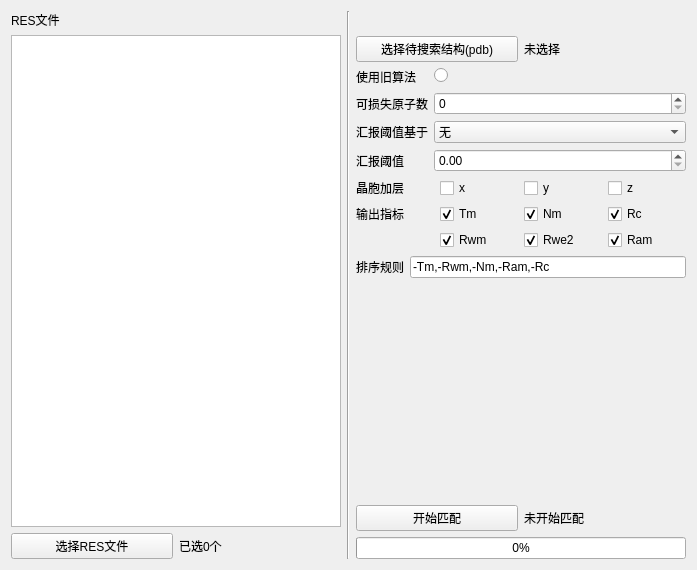
Above: crystaltoolgui/qt/tabresmatcher.ui from jingshenSN2/CrystalTool before the change. Below: the same form after it.
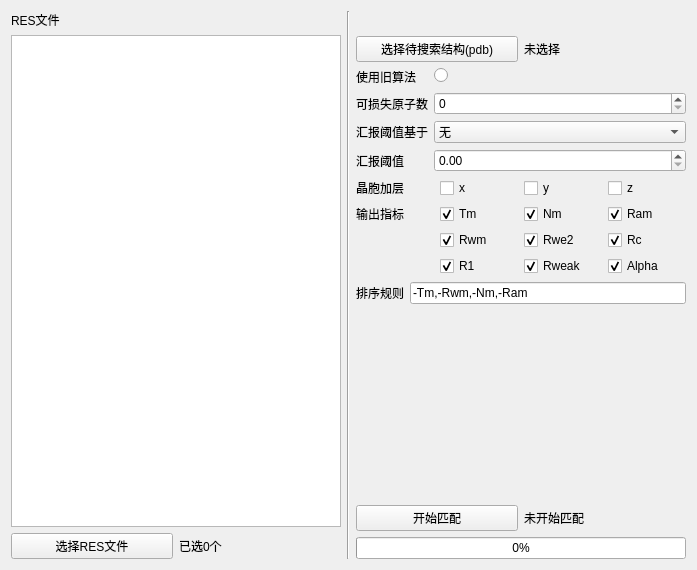
That is the form after the change.

Commit message: feat: 解析res文件中的R1, Rweak, Alpha

What changed in the file:
```diff
--- a/crystaltoolgui/qt/tabresmatcher.ui
+++ b/crystaltoolgui/qt/tabresmatcher.ui
@@ -204,14 +204,7 @@
         </item>
         <item>
             <layout class="QGridLayout" name="gL_match_output">
-                <item row="0" column="0">
-                    <widget class="QLabel" name="l_match_output">
-                        <property name="text">
-                            <string>输出指标</string>
-                        </property>
-                    </widget>
-                </item>
-                <item row="2" column="1">
+                <item row="4" column="1">
                     <widget class="QCheckBox" name="cB_Rwm">
                         <property name="text">
                             <string>Rwm</string>
@@ -221,7 +214,7 @@
                         </property>
                     </widget>
                 </item>
-                <item row="2" column="2">
+                <item row="4" column="2">
                     <widget class="QCheckBox" name="cB_Rwe2">
                         <property name="text">
                             <string>Rwe2</string>
@@ -231,7 +224,14 @@
                         </property>
                     </widget>
                 </item>
-                <item row="0" column="2">
+                <item row="1" column="0">
+                    <widget class="QLabel" name="l_match_output">
+                        <property name="text">
+                            <string>输出指标</string>
+                        </property>
+                    </widget>
+                </item>
+                <item row="1" column="2">
                     <widget class="QCheckBox" name="cB_Nm">
                         <property name="text">
                             <string>Nm</string>
@@ -241,7 +241,7 @@
                         </property>
                     </widget>
                 </item>
-                <item row="0" column="1">
+                <item row="1" column="1">
                     <widget class="QCheckBox" name="cB_Tm">
                         <property name="text">
                             <string>Tm</string>
@@ -251,7 +251,37 @@
                         </property>
                     </widget>
                 </item>
-                <item row="2" column="3">
+                <item row="5" column="1">
+                    <widget class="QCheckBox" name="cB_R1">
+                        <property name="text">
+                            <string>R1</string>
+                        </property>
+                        <property name="checked">
+                            <bool>true</bool>
+                        </property>
+                    </widget>
+                </item>
+                <item row="5" column="3">
+                    <widget class="QCheckBox" name="cB_Alpha">
+                        <property name="text">
+                            <string>Alpha</string>
+                        </property>
+                        <property name="checked">
+                            <bool>true</bool>
+                        </property>
+                    </widget>
+                </item>
+                <item row="5" column="2">
+                    <widget class="QCheckBox" name="cB_Rweak">
+                        <property name="text">
+                            <string>Rweak</string>
+                        </property>
+                        <property name="checked">
+                            <bool>true</bool>
+                        </property>
+                    </widget>
+                </item>
+                <item row="1" column="3">
                     <widget class="QCheckBox" name="cB_Ram">
                         <property name="text">
                             <string>Ram</string>
@@ -261,7 +291,7 @@
                         </property>
                     </widget>
                 </item>
-                <item row="0" column="3">
+                <item row="4" column="3">
                     <widget class="QCheckBox" name="cB_Rc">
                         <property name="text">
                             <string>Rc</string>
@@ -288,7 +318,7 @@
           <string/>
          </property>
          <property name="text">
-             <string>-Tm,-Rwm,-Nm,-Ram,-Rc</string>
+                            <string>-Tm,-Rwm,-Nm,-Ram</string>
          </property>
          <property name="maxLength">
           <number>32767</number>
```
Lines whose indentation alone changed are shown as unchanged. The commit also changes 4 other files.
